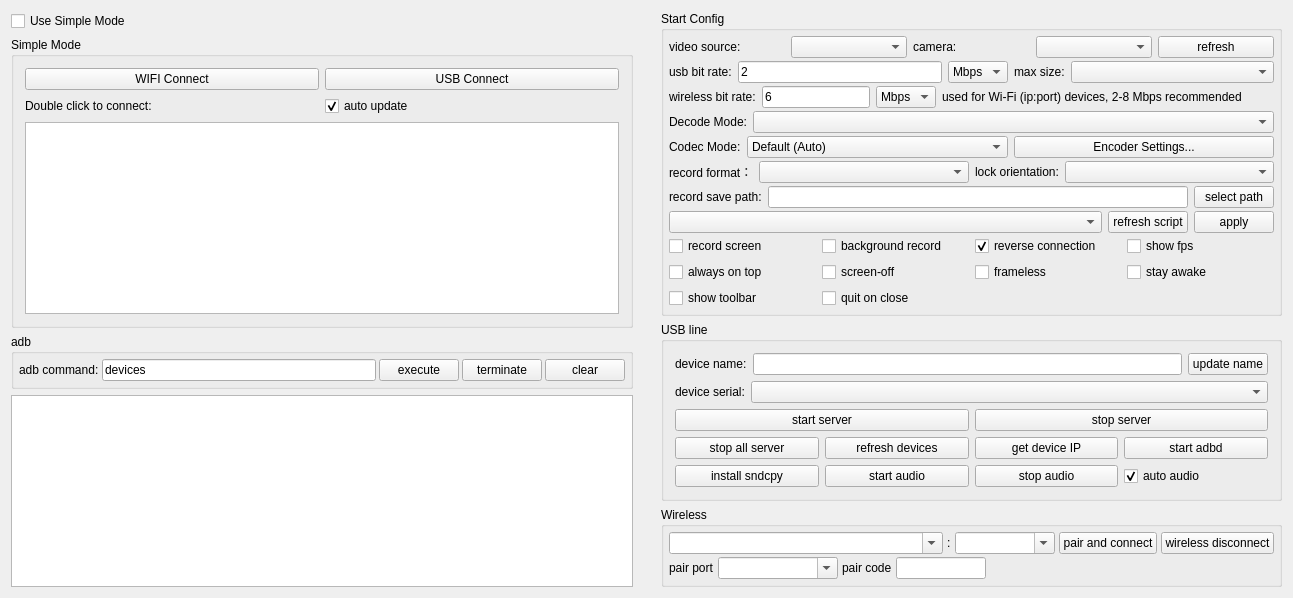
BeiCheng0000/QtScrcpy, file QtScrcpy/ui/dialog.ui: the form before one commit.
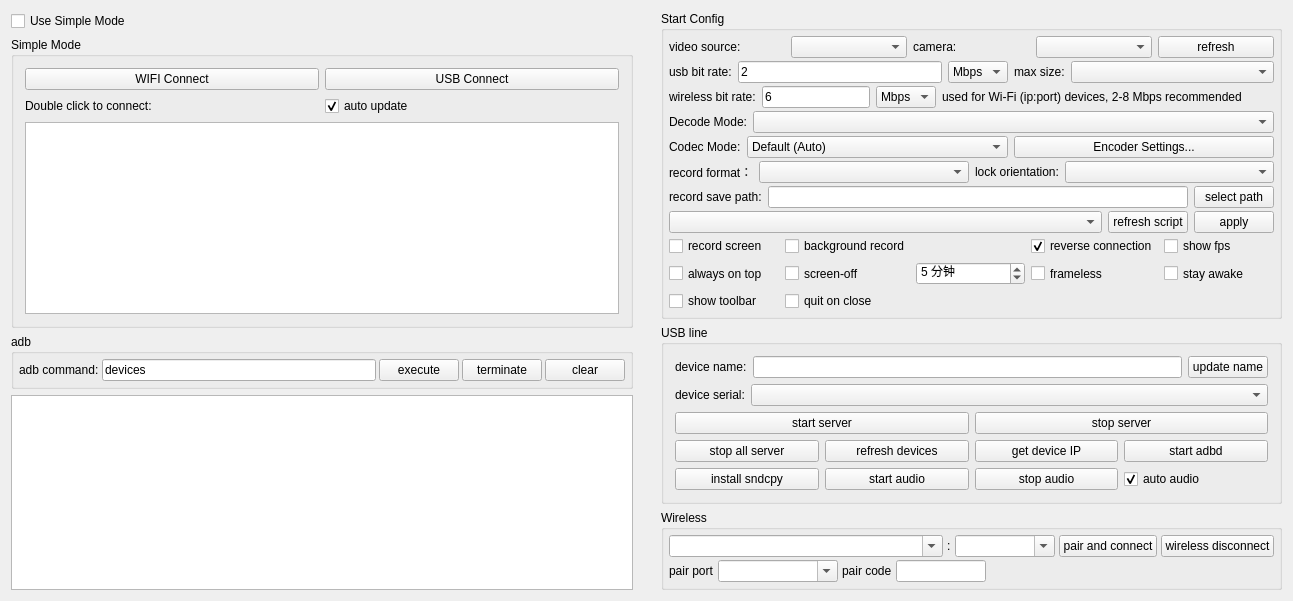
The form after the commit.

Commit message: 自动熄屏新增无操作时长配置：设置页支持 1~120 分钟（默认 5 分钟）并持久化；投屏黑幕计时改由 dialog 统一传入，与 closeScreen 同源避免 Config 不同步；达到时长改为直接下发设备电源键熄屏，点击投屏走「电源键亮屏→短暂亮屏后关闭屏幕」闭环，移除本地黑幕浮层

Patch:
```diff
--- a/QtScrcpy/ui/dialog.ui
+++ b/QtScrcpy/ui/dialog.ui
@@ -962,6 +962,31 @@
               </property>
              </widget>
             </item>
+            <item row="1" column="2">
+             <widget class="QSpinBox" name="autoOffMinutesBox">
+              <property name="sizePolicy">
+               <sizepolicy hsizetype="Preferred" vsizetype="Preferred">
+                <horstretch>0</horstretch>
+                <verstretch>0</verstretch>
+               </sizepolicy>
+              </property>
+              <property name="toolTip">
+               <string>投屏黑幕的无操作触发时长（分钟），默认 5 分钟。</string>
+              </property>
+              <property name="suffix">
+               <string> 分钟</string>
+              </property>
+              <property name="minimum">
+               <number>1</number>
+              </property>
+              <property name="maximum">
+               <number>120</number>
+              </property>
+              <property name="value">
+               <number>5</number>
+              </property>
+             </widget>
+            </item>
             <item row="1" column="3">
              <widget class="QCheckBox" name="framelessCheck">
               <property name="sizePolicy">
```
Left out of the diff: 2 changed lines with no effect on the pictures. The commit also changes 6 other files.
